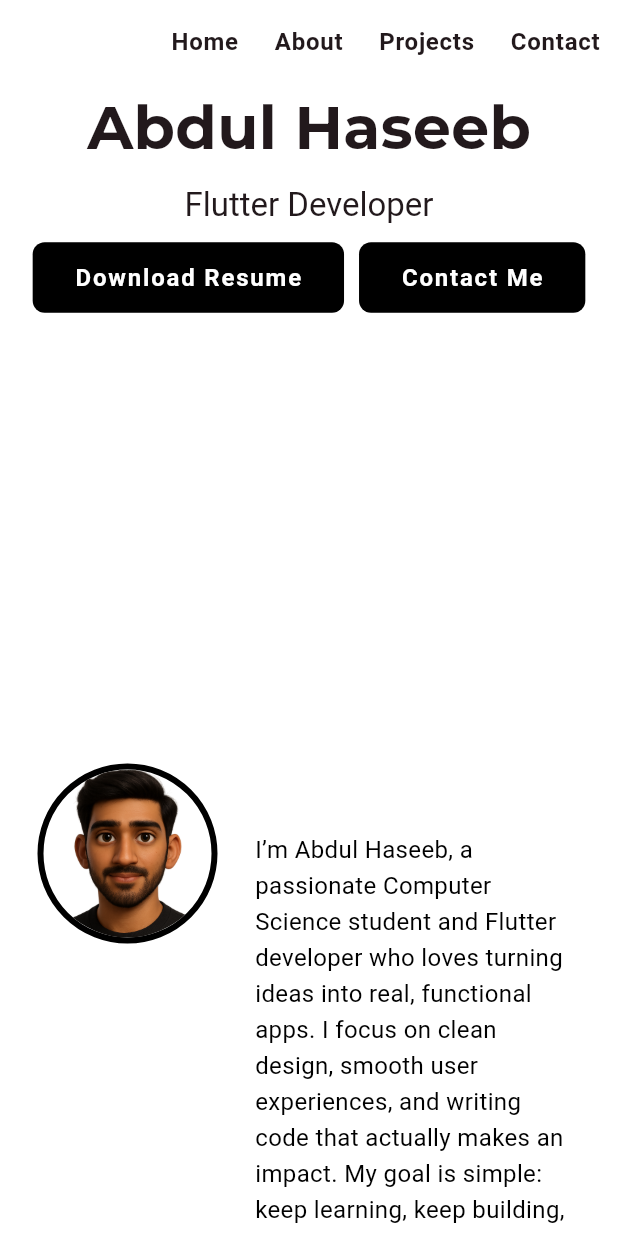
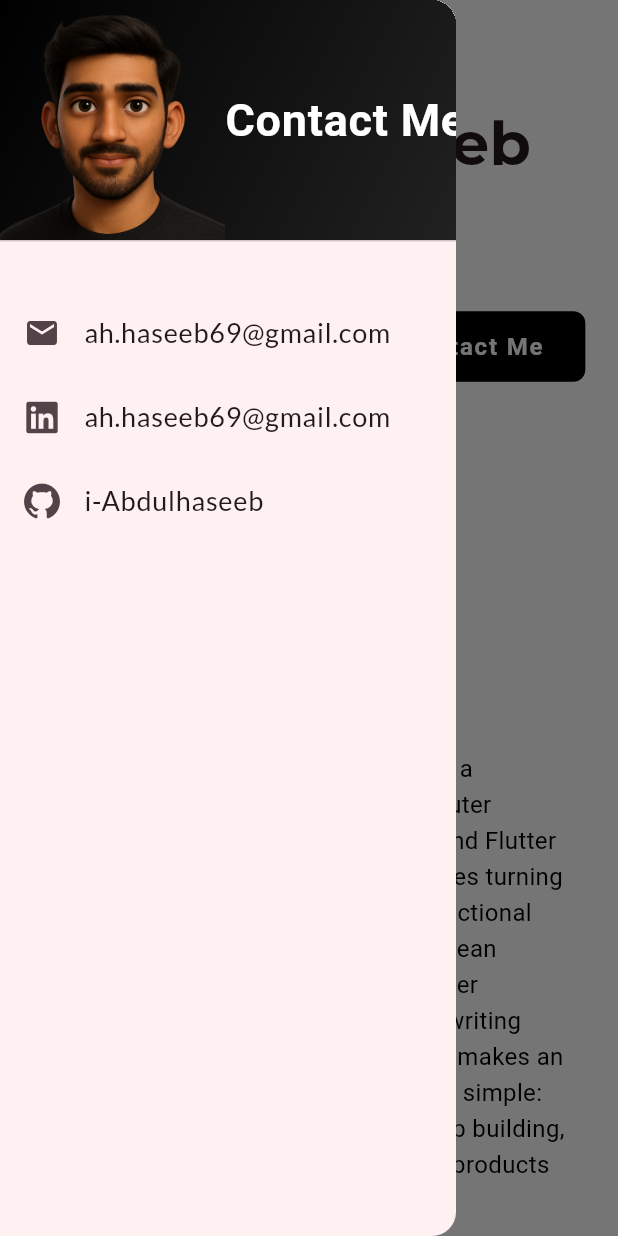
Before and after one commit to i-Abdulhaseeb/Portfolio, a Flutter app: the screen it shows after launch, with the side drawer open (before the commit the screen has no drawer), on a phone screen of 412 x 824 dp. Run offline on Flutter 3.47's test engine with Material 3 defaults, Android fonts, the light colour scheme and no system bars; our stand-ins replace font_awesome_flutter, google_fonts; missing offline and left inert: dart:html; Roboto replaces fonts that are missing (Abel).

Commit message:
Wokring on responsiveness

```diff
--- a/lib/pages/home_page.dart
+++ b/lib/pages/home_page.dart
@@ -2,21 +2,49 @@ import 'package:flutter/material.dart';
 import 'package:portfolio_website/sections/about_section.dart';
 import 'package:portfolio_website/sections/header.dart';
 import 'package:portfolio_website/sections/hero_section.dart';
+import 'package:portfolio_website/widgets/drawer.dart';
 
 class HomePage extends StatelessWidget {
   const HomePage({super.key});
   @override
   Widget build(context) {
+    return LayoutBuilder(
+      builder: (context, constraints) {
+        if (constraints.maxWidth < 600) {
+          return Scaffold(
+            drawer: DrawerWidget(),
+            appBar: Header(),
+            body: Center(
+              child: SingleChildScrollView(
+                child: Column(
+                  mainAxisAlignment: MainAxisAlignment.center,
+                  children: [
+                    HeroSection(),
+                    SizedBox(height: 200),
+                    AboutSection(),
+                  ],
+                ),
+              ),
+            ),
+          );
+        } else {
           return Scaffold(
             appBar: Header(),
             body: Center(
               child: SingleChildScrollView(
                 child: Column(
                   mainAxisAlignment: MainAxisAlignment.center,
-            children: [HeroSection(), SizedBox(height: 300), AboutSection()],
+                  children: [
+                    HeroSection(),
+                    SizedBox(height: 200),
+                    AboutSection(),
+                  ],
                 ),
               ),
             ),
           );
         }
+      },
+    );
   }
+}
--- a/lib/sections/about_section.dart
+++ b/lib/sections/about_section.dart
@@ -45,7 +45,6 @@ class _AboutSectionState extends State<AboutSection> {
                 Text(
                   "About Me",
                   style: GoogleFonts.montserrat(
-                    color: Colors.white,
                     fontWeight: FontWeight.bold,
                     fontSize: 25,
                   ),
--- a/lib/sections/header.dart
+++ b/lib/sections/header.dart
@@ -7,6 +7,13 @@ class Header extends StatelessWidget implements PreferredSizeWidget {
   Widget build(context) {
     final isDarkmode =
         MediaQuery.of(context).platformBrightness == Brightness.light;
+    return LayoutBuilder(
+      builder: (context, constraints) {
+        if (constraints.maxWidth < 600) {
+          return AppBar(
+            backgroundColor: isDarkmode ? Colors.white : Colors.black,
+          );
+        } else {
           return AppBar(
             backgroundColor: isDarkmode ? Colors.white : Colors.black,
             actions: [
@@ -17,6 +24,9 @@ class Header extends StatelessWidget implements PreferredSizeWidget {
             ],
           );
         }
+      },
+    );
+  }
 
   @override
   Size get preferredSize => const Size.fromHeight(kToolbarHeight);
--- a/lib/sections/hero_section.dart
+++ b/lib/sections/hero_section.dart
@@ -9,6 +9,9 @@ class HeroSection extends StatelessWidget {
   Widget build(context) {
     final isDarkmode =
         MediaQuery.of(context).platformBrightness == Brightness.light;
+    return LayoutBuilder(
+      builder: (context, constraints) {
+        if (constraints.maxWidth < 600) {
           return Column(
             children: [
               Text(
@@ -21,7 +24,7 @@ class HeroSection extends StatelessWidget {
                       : Colors.white,
                 ),
               ),
-        SizedBox(height: 10),
+              SizedBox(height: 25),
               Text(
                 "Flutter Developer",
                 style: Theme.of(context).textTheme.titleLarge!.copyWith(
@@ -30,7 +33,45 @@ class HeroSection extends StatelessWidget {
                       : Colors.white,
                 ),
               ),
-        SizedBox(height: 10),
+              SizedBox(height: 30),
+              Row(
+                mainAxisSize: MainAxisSize.min,
+                mainAxisAlignment: MainAxisAlignment.center,
+                children: [
+                  ElevatedButton(
+                    onPressed: downloadResume,
+                    child: Text("Download Resume"),
+                  ),
+                  SizedBox(width: 10),
+                  ElevatedButton(onPressed: () {}, child: Text("Contact Me")),
+                ],
+              ),
+            ],
+          );
+        } else {
+          // for Pc coming soon
+          return Column(
+            children: [
+              Text(
+                "Abdul Haseeb",
+                style: GoogleFonts.montserrat(
+                  fontWeight: FontWeight.bold,
+                  fontSize: 40,
+                  color: isDarkmode
+                      ? Theme.of(context).colorScheme.onSurface
+                      : Colors.white,
+                ),
+              ),
+              SizedBox(height: 25),
+              Text(
+                "Flutter Developer",
+                style: Theme.of(context).textTheme.titleLarge!.copyWith(
+                  color: isDarkmode
+                      ? Theme.of(context).colorScheme.onSurface
+                      : Colors.white,
+                ),
+              ),
+              SizedBox(height: 30),
               Row(
                 mainAxisSize: MainAxisSize.min,
                 mainAxisAlignment: MainAxisAlignment.center,
@@ -46,4 +87,7 @@ class HeroSection extends StatelessWidget {
             ],
           );
         }
+      },
+    );
   }
+}
--- /dev/null
+++ b/lib/widgets/drawer.dart
@@ -0,0 +1,71 @@
+import 'package:flutter/material.dart';
+import 'package:google_fonts/google_fonts.dart';
+import 'package:font_awesome_flutter/font_awesome_flutter.dart';
+
+final List<Color> darkModeColors = [Colors.black, Colors.grey.shade900];
+
+final List<Color> lightModeColors = [Colors.black, Colors.grey.shade900];
+
+class DrawerWidget extends StatelessWidget {
+  const DrawerWidget({super.key});
+  @override
+  Widget build(context) {
+    final isDarkmode =
+        MediaQuery.of(context).platformBrightness == Brightness.light;
+    return Drawer(
+      child: Column(
+        children: [
+          DrawerHeader(
+            padding: EdgeInsetsGeometry.all(0),
+            decoration: BoxDecoration(
+              gradient: LinearGradient(
+                colors: isDarkmode ? darkModeColors : lightModeColors,
+
+                begin: Alignment.topLeft,
+                end: Alignment.bottomRight,
+              ),
+            ),
+            child: Row(
+              children: [
+                Align(
+                  alignment: Alignment.bottomLeft,
+                  child: Image.asset('assets/me.png', width: 150),
+                ),
+                Text(
+                  "Contact Me",
+                  style: GoogleFonts.abel(
+                    color: isDarkmode ? Colors.white : Colors.white,
+                    fontSize: 30,
+                    fontWeight: FontWeight.bold,
+                  ),
+                ),
+              ],
+            ),
+          ),
+          SizedBox(height: 25),
+          ListTile(
+            leading: Icon(Icons.mail),
+            title: Text(
+              "ah.haseeb69@gmail.com",
+              style: GoogleFonts.lato(fontSize: 18),
+            ),
+            onTap: () {},
+          ),
+          ListTile(
+            leading: Icon(FontAwesomeIcons.linkedin),
+            title: Text(
+              "ah.haseeb69@gmail.com",
+              style: GoogleFonts.lato(fontSize: 18),
+            ),
+            onTap: () {},
+          ),
+          ListTile(
+            leading: Icon(FontAwesomeIcons.github),
+            title: Text("i-Abdulhaseeb", style: GoogleFonts.lato(fontSize: 18)),
+            onTap: () {},
+          ),
+        ],
+      ),
+    );
+  }
+}
--- a/pubspec.yaml
+++ b/pubspec.yaml
@@ -35,6 +35,7 @@ dependencies:
   # Use with the CupertinoIcons class for iOS style icons.
   cupertino_icons: ^1.0.8
   google_fonts: ^6.3.2
+  font_awesome_flutter: ^10.10.0
 
 dev_dependencies:
   flutter_test:
```
Also changed, not shown: pubspec.lock. Lines whose indentation alone changed are shown as unchanged.
